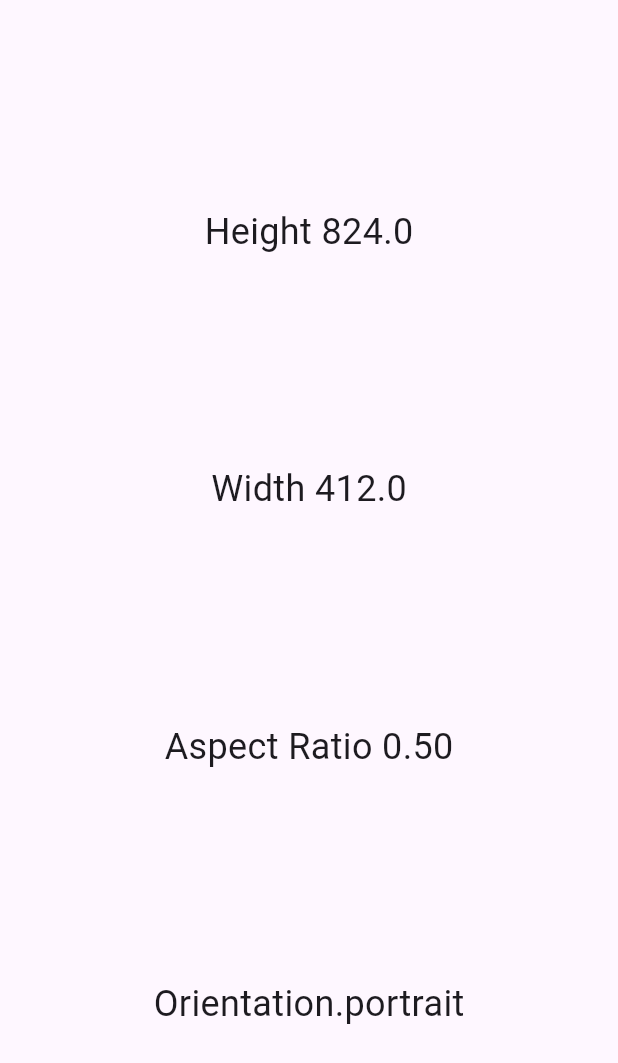
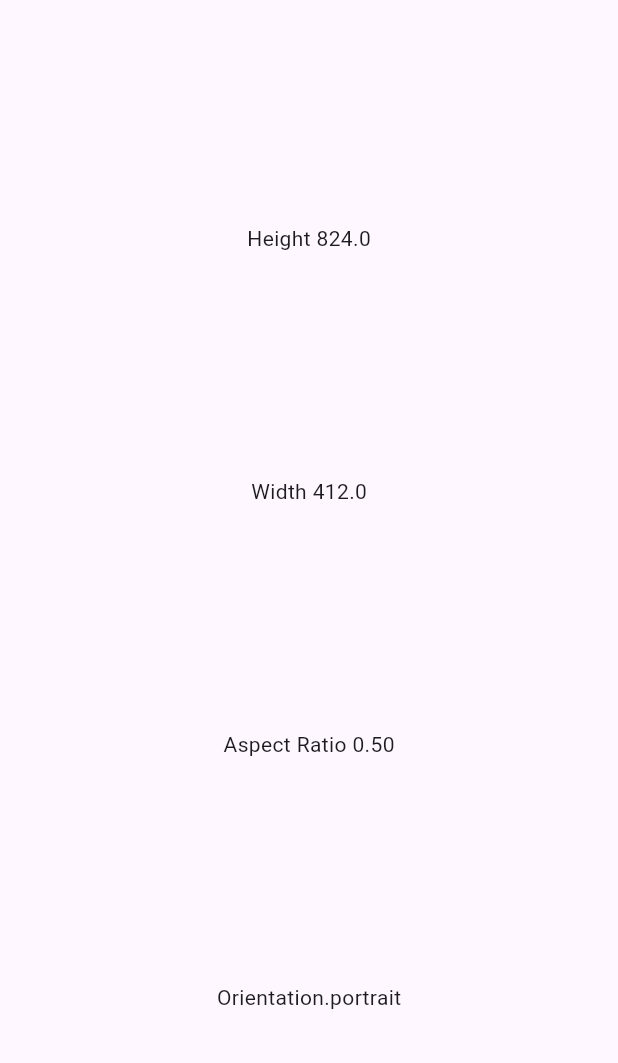
Before and after one commit to IkramulHasanTanvir/LearnFlutter, a Flutter app: the screen it shows after launch, on a phone screen of 412 x 824 dp. Shown: the top 1063 px of the screen. Run offline on Flutter 3.47's test engine with Material 3 defaults, Android fonts, the phone set to English and light mode, and no system bars.

Commit message:
main file

```diff
--- a/lib/main.dart
+++ b/lib/main.dart
@@ -9,12 +9,7 @@ class MyApp extends StatelessWidget {
 
   @override
   Widget build(BuildContext context) {
-    return MaterialApp(
-      theme: ThemeData(textTheme: TextTheme(
-        bodyMedium: TextStyle(
-          fontSize: 24,
-        )
-      )),
+    return const MaterialApp(
       debugShowCheckedModeBanner: false,
       home: MyHome(),
     );
```
